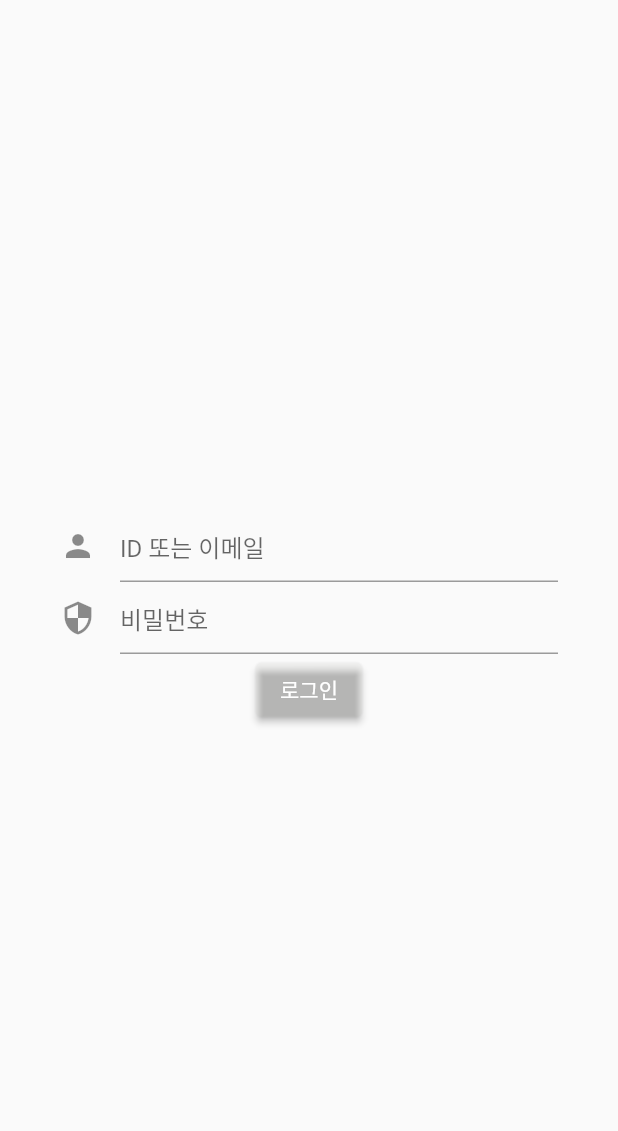
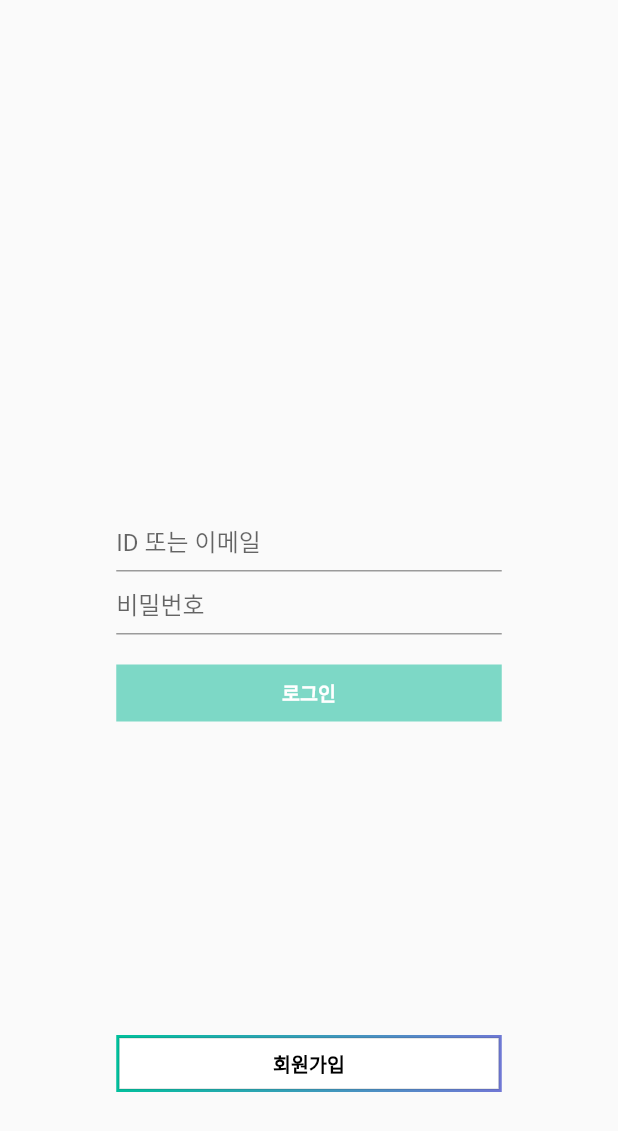
Before and after one commit to wafflestudio/feelin-mobile, a Flutter app: the SignInPage screen opened directly, on a phone screen of 412 x 824 dp. Shown: the top 1131 px of the screen. Run offline on Flutter 3.47's test engine with Material 2 defaults, Android fonts, the phone set to English and light mode, and no system bars; our stand-ins replace bloc, dartz, flutter_bloc, freezed_annotation, get_it, injectable; generated files the repository leaves out were written again; Roboto replaces fonts that are missing (SpoqaHanSansNeo).

Commit message:
로그인 페이지 디자인 적용

```diff
--- a/music_sns/lib/presentation/auth/sign_in/sign_in_page.dart
+++ b/music_sns/lib/presentation/auth/sign_in/sign_in_page.dart
@@ -4,18 +4,32 @@ import 'package:music_sns/application/auth/sign_in/sign_in_form/sign_in_form_blo
 import 'package:music_sns/injection.dart';
 
 class SignInPage extends StatelessWidget {
+
   final _formKey = GlobalKey<FormState>();
+  final TextEditingController _idTextController = TextEditingController();
+  final TextEditingController _passwordTextController = TextEditingController();
 
   @override
   Widget build(BuildContext context) {
+
+    MediaQueryData deviceData = MediaQuery.of(context);
+    Size screenSize = deviceData.size;
+
     return Scaffold(
-        body: BlocProvider(
+        body: SingleChildScrollView(
+          child: Column(
+            mainAxisAlignment: MainAxisAlignment.center,
+          children: [
+            BlocProvider(
               create: (context) => getIt<SignInFormBloc>(),
-      child: _loginForm(),
-    ));
+              child: _loginForm(screenSize),),
+            _signUpButton(),
+          ]),
+        )
+    );
   }
 
-  Widget _loginForm() {
+  Widget _loginForm(Size size) {
     return BlocListener<SignInFormBloc, SignInFormState>(
         listener: (context, state) {
           state.authFailureOrSuccessOption.fold(
@@ -28,14 +42,23 @@ class SignInPage extends StatelessWidget {
         },
         child: Form(
           key: _formKey,
-          child: Padding(
-            padding: const EdgeInsets.symmetric(horizontal: 40),
+          child: Container(
+            margin: const EdgeInsets.only(top: 150),
+            width: size.width,
+            height: 540,
+            alignment: Alignment.center,
             child: Column(
               mainAxisAlignment: MainAxisAlignment.center,
               children: [
-                _idField(),
-                _passwordField(),
-                _loginButton(),
+                Container(
+                    margin: const EdgeInsets.all(10),
+                    child: Flexible(child: _idField())),
+                Container(
+                    margin: const EdgeInsets.all(10),
+                    child: Flexible(child: _passwordField())),
+                Container(
+                    margin: const EdgeInsets.all(10),
+                    child: Flexible(child: _loginButton(size))),
               ],
             ),
           ),
@@ -45,15 +68,18 @@ class SignInPage extends StatelessWidget {
   Widget _idField() {
     return BlocBuilder<SignInFormBloc, SignInFormState>(
         builder: (context, state) {
-      return TextFormField(
+      return SizedBox(
+        width: 257,
+        height: 22,
+        child: TextFormField(
+          controller: _idTextController,
           decoration: const InputDecoration(
-          icon: Icon(Icons.person),
             hintText: 'ID 또는 이메일',
           ),
           validator: (_) =>
               context.read<SignInFormBloc>().state.emailAddress.value.fold(
                     (f) => f.maybeMap(
-                    invalidEmail: (_) => '올바른 형식의 이메일을 입력해 주세요.',
+                      invalidEmail: (_) => null, //'올바른 형식의 이메일을 입력해 주세요.',
                       orElse: () => null,
                     ),
                     (_) => null,
@@ -61,6 +87,7 @@ class SignInPage extends StatelessWidget {
           onChanged: (value) => context
               .read<SignInFormBloc>()
               .add(SignInFormEvent.emailChanged(value)),
+        ),
       );
     });
   }
@@ -68,15 +95,20 @@ class SignInPage extends StatelessWidget {
   Widget _passwordField() {
     return BlocBuilder<SignInFormBloc, SignInFormState>(
         builder: (context, state) {
-      return TextFormField(
+      return SizedBox(
+        width: 257,
+        height: 22,
+        child: TextFormField(
+          controller: _passwordTextController,
+          obscureText: true,
+          obscuringCharacter: '●', // <- 크롬에서 문자가 깨짐
           decoration: const InputDecoration(
-          icon: Icon(Icons.security),
             hintText: '비밀번호',
           ),
           validator: (_) =>
               context.read<SignInFormBloc>().state.password.value.fold(
                     (f) => f.maybeMap(
-                    shortPassword: (_) => '비밀번호를 6자 이상 입력해 주세요.',
+                      shortPassword: (_) => null, //'비밀번호를 6자 이상 입력해 주세요.',
                       orElse: () => null,
                     ),
                     (_) => null,
@@ -84,31 +116,101 @@ class SignInPage extends StatelessWidget {
           onChanged: (value) => context
               .read<SignInFormBloc>()
               .add(SignInFormEvent.passwordChanged(value)),
+        ),
       );
     });
   }
 
-  Widget _loginButton() {
+  Widget _loginButton(Size size) {
     return BlocBuilder<SignInFormBloc, SignInFormState>(
         builder: (context, state) {
       return state.isSubmitting
           ? const CircularProgressIndicator()
-          : ElevatedButton(
-              onPressed: () {
+          : SizedBox(
+            width: 257,
+            height: 38,
+            child: ElevatedButton(
+                onPressed: (_idTextController.text.isNotEmpty && _passwordTextController.text.isNotEmpty)? () {
                   if (_formKey.currentState!.validate()) {
                     context
                         .read<SignInFormBloc>()
                         .add(const SignInFormEvent.submitted());
                   }
-              },
-              child: const Text('로그인'),
-        style: ElevatedButton.styleFrom(primary: const Color.fromARGB(1, 193, 156, 1)),
+                } : null,
+                child: const Text('로그인', style: TextStyle(fontSize: 13, fontWeight: FontWeight.w700),),
+        style: ButtonStyle(
+            shape: MaterialStateProperty.all(const ContinuousRectangleBorder()),
+            backgroundColor: MaterialStateProperty.resolveWith((states){
+             if(states.contains(MaterialState.disabled)){
+               return const Color(0xff7DD8C6);
+             }
+             if(states.contains(MaterialState.pressed)) {
+               return const Color(0xff008E73);
+             }
+             return const Color(0xff00C19C);
+        }),
+            foregroundColor: MaterialStateProperty.all(Colors.white)
+        ),
+              ),
           );
     });
+  }
+
+  Widget _signUpButton() {
+    return Container(
+      width: 257,
+      height: 38,
+      decoration: const BoxDecoration(
+        gradient: LinearGradient(
+          begin: FractionalOffset(0.0, 0.0),
+          end: FractionalOffset(1.0, 1.0),
+          colors: <Color>[
+            Color(0xff00C19C),
+            Color(0xff7077D5),
+          ],
+          stops: <double>[0.0,1.0],
+          tileMode: TileMode.clamp
+        )
+      ),
+      child: Container(
+        color: Colors.transparent,
+        margin: const EdgeInsets.all(2),
+        child: OutlinedButton(
+          onPressed: () {}//TODO: implement to enter signup page
+            ,
+          child: const Text("회원가입",),
+          style: ButtonStyle(
+              shape: MaterialStateProperty.all(const ContinuousRectangleBorder()),
+              foregroundColor: MaterialStateProperty.resolveWith((states){
+            if(states.contains(MaterialState.pressed)){
+              return Colors.white;
+            }
+            return Colors.black;
+          }),
+              textStyle: MaterialStateProperty.resolveWith((states){
+                if(states.contains(MaterialState.pressed)){
+                  return const TextStyle(
+                      color: Colors.white,
+                      fontWeight: FontWeight.w700,
+                      fontSize: 13);
+                }
+                return const TextStyle(
+                    color: Colors.black,
+                    fontWeight: FontWeight.w700,
+                    fontSize: 13);
+              }),
+              backgroundColor: MaterialStateProperty.resolveWith((states){
+                if(states.contains(MaterialState.pressed)){
+                  return Colors.transparent;
+                }
+                return Colors.white;
+              }))
+        ),
+      ));
+    }
   }
 
   void _showSnackBar(BuildContext context, String message) {
     final snackBar = SnackBar(content: Text(message));
     ScaffoldMessenger.of(context).showSnackBar(snackBar);
   }
-}
```
Also changed, not shown: music_sns/pubspec.lock, 4 other files. Lines whose indentation alone changed are shown as unchanged.
